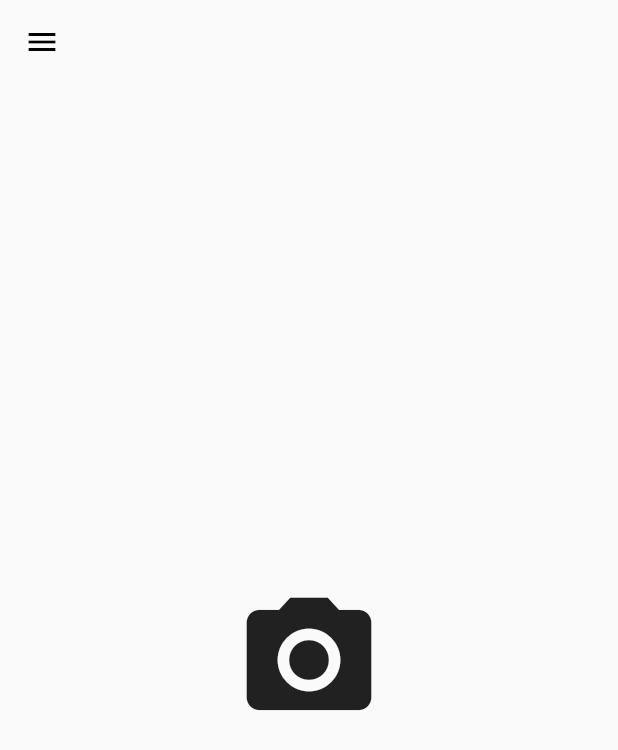
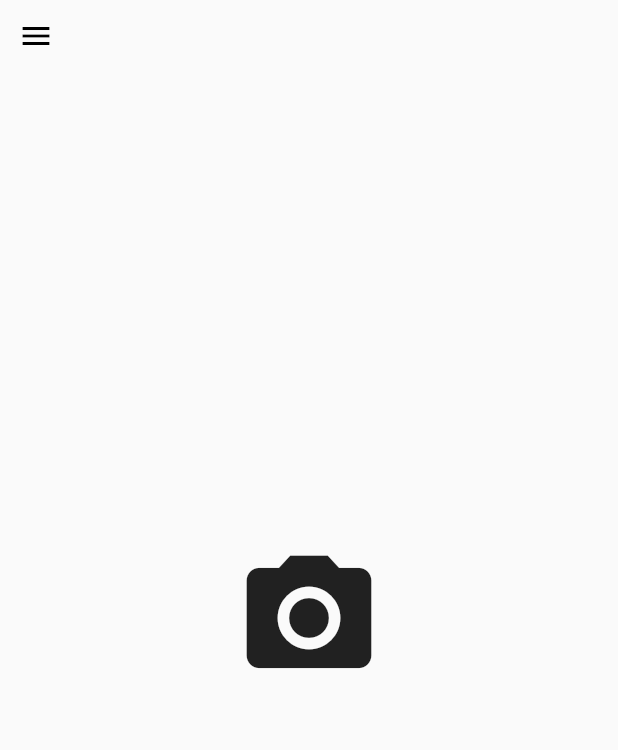
Before and after one commit to varelandrew/DepthSpectrum, a Flutter app: the screen it shows after launch, on a phone screen of 412 x 824 dp. Shown: the top 750 px of the screen. Run offline on Flutter 3.47's test engine with Material 2 defaults, Android fonts, the phone set to English and light mode, and no system bars.

```diff
--- a/lib/main.dart
+++ b/lib/main.dart
@@ -15,7 +15,7 @@ class MyApp extends StatelessWidget {
       theme: ThemeData(
         primaryColor: Colors.red,
       ),
-      home: const LandingPage(title: "Depth Spectrum"),
+      home: const LandingPage(),
     );
   }
 }
--- a/lib/pages/camera.dart
+++ b/lib/pages/camera.dart
@@ -1,28 +1,34 @@
 import 'package:flutter/material.dart';
 
-class CameraPage extends StatelessWidget {
+class CameraPage extends StatefulWidget {
   const CameraPage({ Key? key }) : super(key: key);
+
+  @override
+  _CameraPageState createState() => _CameraPageState();
+}
+
+class _CameraPageState extends State<CameraPage> {
+  final GlobalKey<ScaffoldState> _scaffoldDrawerKey = GlobalKey<ScaffoldState>();
 
   @override
   Widget build(BuildContext context) {
     return MaterialApp(
       debugShowCheckedModeBanner: false,
       home: Scaffold(
-        appBar: AppBar(
-          backgroundColor: Colors.transparent,
-          elevation: 0,
-          iconTheme: const IconThemeData(color: Colors.black)
-        ),
+        key: _scaffoldDrawerKey,
         drawer: Drawer(
           child: ListView(
             padding: EdgeInsets.zero,
             children: const <Widget>[
-              DrawerHeader(
-                child: Text("Color scales"),
-                decoration: BoxDecoration(
-                  color: Colors.black,
-                ),
-              ),
+              // SizedBox(
+              //   height: 50,
+              //   child: DrawerHeader(
+              //     child: Text("Color scales"),
+              //     decoration: BoxDecoration(
+              //       color: Colors.red,
+              //     ),
+              //   ),
+              // ),
               ListTile(
                 title: Text("Scale 1"),
               ),
@@ -32,11 +38,21 @@ class CameraPage extends StatelessWidget {
             ],
           ),
         ),
-        body: const Center(
-          child: Icon(
-            Icons.camera_alt,
-            size: 100,
-          ),
+        body: Stack(
+          children: [
+            IconButton(
+              onPressed: () => _scaffoldDrawerKey.currentState!.openDrawer(),
+              icon: const Icon(
+                Icons.menu,
+                color: Colors.black)
+            ),
+            const Center(
+              child: Icon(
+                Icons.camera_alt,
+                size: 100,
+              ),
+            ),
+          ],
         ),
       ),
     );
--- a/lib/pages/landing.dart
+++ b/lib/pages/landing.dart
@@ -4,9 +4,7 @@ import 'package:depth_spectrum/pages/camera.dart';
 import 'package:depth_spectrum/pages/history.dart';
 
 class LandingPage extends StatefulWidget {
-  const LandingPage({Key? key, required this.title}) : super(key: key);
-
-  final String title;
+  const LandingPage({Key? key}) : super(key: key);
 
   @override
   State<LandingPage> createState() => _LandingPageState();
```
